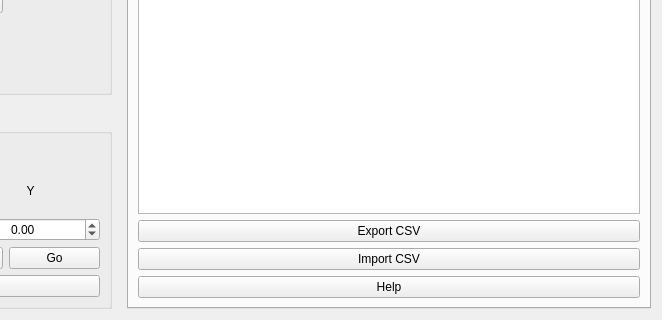
Old version of the form bec_widgets/examples/motor_movement/motor_controller.ui in the repository bec-project/bec_widgets; both pictures show x 747 to 1409 and y 428 to 748 of the 1409 by 748 pixel window.
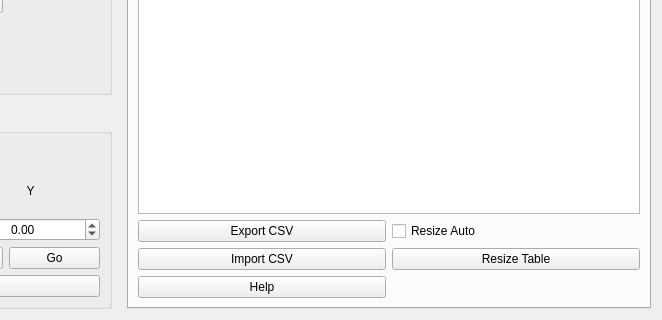
New version of the form. Custom widgets are drawn as their Qt base class.

Commit message: fix: resize table is user controlled

```diff
--- a/bec_widgets/examples/motor_movement/motor_controller.ui
+++ b/bec_widgets/examples/motor_movement/motor_controller.ui
@@ -542,25 +542,43 @@
         </widget>
        </item>
        <item>
+        <layout class="QGridLayout" name="gridLayout">
+         <item row="0" column="0">
         <widget class="QPushButton" name="pushButton_exportCSV">
          <property name="text">
           <string>Export CSV</string>
          </property>
         </widget>
        </item>
-       <item>
+         <item row="0" column="1">
+          <widget class="QCheckBox" name="checkBox_resize_auto">
+           <property name="text">
+            <string>Resize Auto</string>
+           </property>
+          </widget>
+         </item>
+         <item row="1" column="0">
         <widget class="QPushButton" name="pushButton_importCSV">
          <property name="text">
           <string>Import CSV</string>
          </property>
         </widget>
        </item>
-       <item>
+         <item row="1" column="1">
+          <widget class="QPushButton" name="pushButton_resize_table">
+           <property name="text">
+            <string>Resize Table</string>
+           </property>
+          </widget>
+         </item>
+         <item row="2" column="0">
         <widget class="QPushButton" name="pushButton_help">
          <property name="text">
           <string>Help</string>
          </property>
         </widget>
+         </item>
+        </layout>
        </item>
       </layout>
      </widget>
```
Lines whose indentation alone changed are shown as unchanged. The commit also changes 1 other file.
